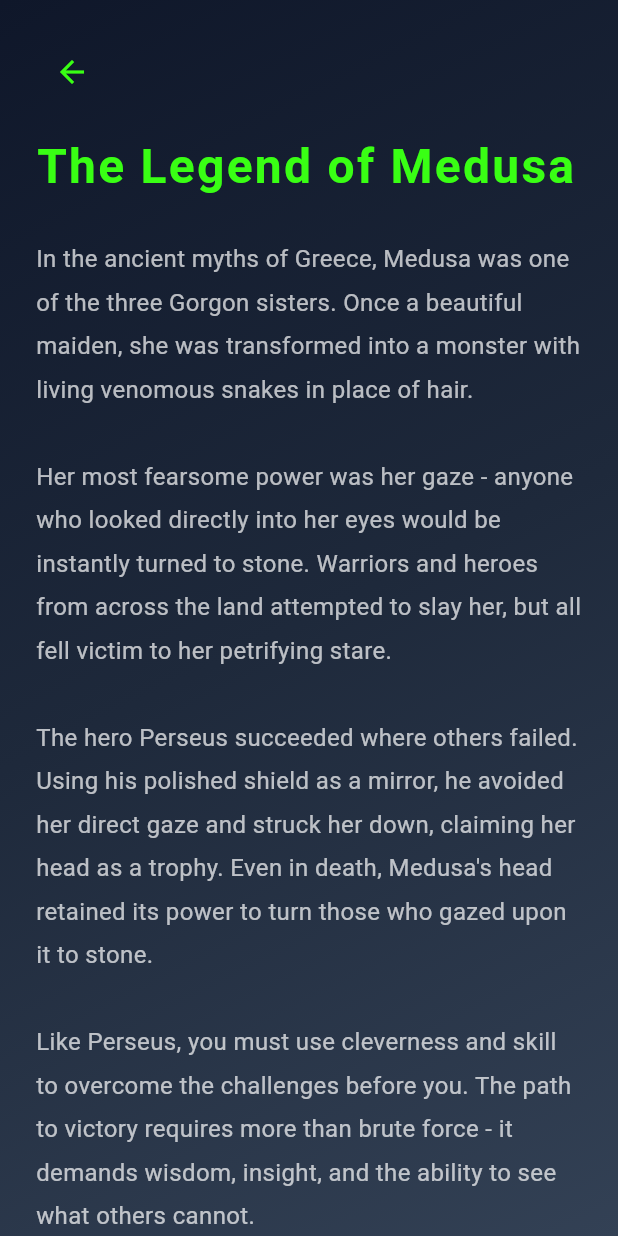
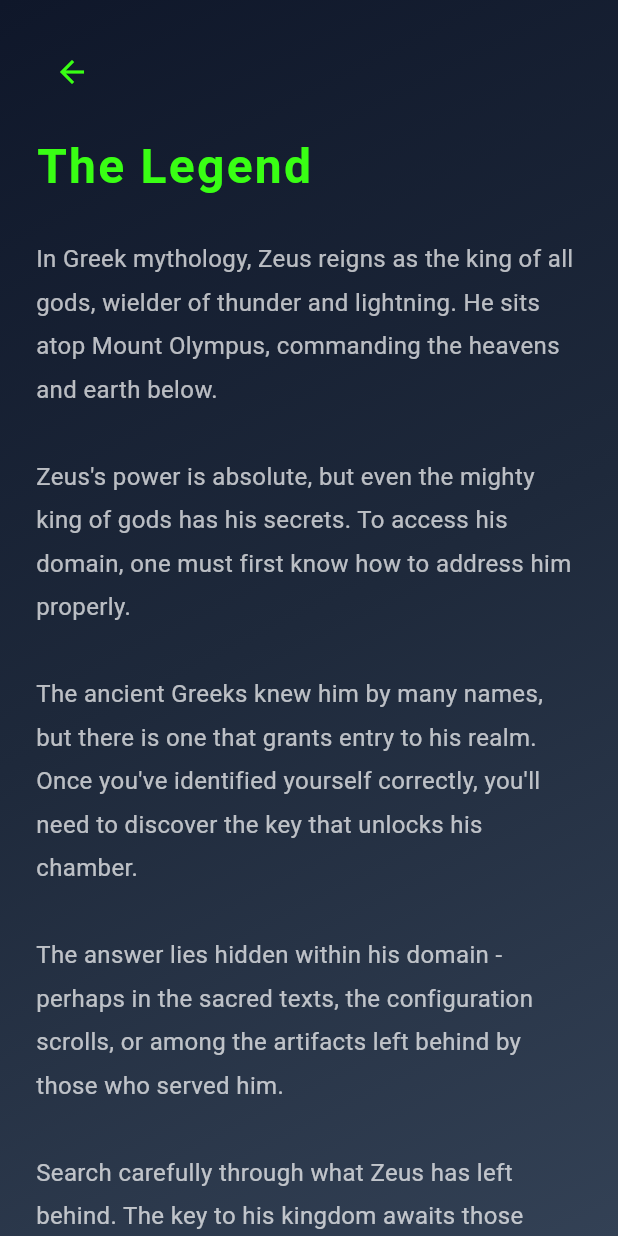
Before and after one commit to kavix/perseus, a Flutter app: the StoryPage screen opened directly, on a phone screen of 412 x 824 dp. Run offline on Flutter 3.47's test engine with Material 3 defaults, Android fonts, the phone set to English and light mode, and no system bars; our stand-ins replace sqflite; accounts and stored records are empty.

Commit message:
Update main.dart

```diff
--- a/lib/main.dart
+++ b/lib/main.dart
@@ -680,7 +680,7 @@ class StoryPage extends StatelessWidget {
 
                 // Title
                 const Text(
-                  'The Legend of Medusa',
+                  'The Legend',
                   style: TextStyle(
                     fontSize: 32,
                     fontWeight: FontWeight.bold,
@@ -693,20 +693,17 @@ class StoryPage extends StatelessWidget {
 
                 // Story content
                 const Text(
-                  'In the ancient myths of Greece, Medusa was one of the three Gorgon sisters. '
-                  'Once a beautiful maiden, she was transformed into a monster with living venomous '
-                  'snakes in place of hair.\n\n'
-                  'Her most fearsome power was her gaze - anyone who looked directly into her eyes '
-                  'would be instantly turned to stone. Warriors and heroes from across the land '
-                  'attempted to slay her, but all fell victim to her petrifying stare.\n\n'
-                  'The hero Perseus succeeded where others failed. Using his polished shield as a '
-                  'mirror, he avoided her direct gaze and struck her down, claiming her head as a '
-                  'trophy. Even in death, Medusa\'s head retained its power to turn those who gazed '
-                  'upon it to stone.\n\n'
-                  'Like Perseus, you must use cleverness and skill to overcome the challenges before '
-                  'you. The path to victory requires more than brute force - it demands wisdom, '
-                  'insight, and the ability to see what others cannot.\n\n'
-                  'Will you prove yourself worthy of passing the Gorgon\'s test?',
+                  'In Greek mythology, Zeus reigns as the king of all gods, wielder of thunder and lightning. '
+                  'He sits atop Mount Olympus, commanding the heavens and earth below.\n\n'
+                  'Zeus\'s power is absolute, but even the mighty king of gods has his secrets. '
+                  'To access his domain, one must first know how to address him properly.\n\n'
+                  'The ancient Greeks knew him by many names, but there is one that grants entry to his realm. '
+                  'Once you\'ve identified yourself correctly, you\'ll need to discover the key that unlocks his chamber.\n\n'
+                  'The answer lies hidden within his domain - perhaps in the sacred texts, the configuration scrolls, '
+                  'or among the artifacts left behind by those who served him.\n\n'
+                  'Search carefully through what Zeus has left behind. The key to his kingdom awaits those '
+                  'clever enough to look in the right places.\n\n'
+                  'Can you gain access to the throne of Olympus?',
                   style: TextStyle(
                     fontSize: 16,
                     color: Colors.white70,
@@ -724,7 +721,7 @@ class StoryPage extends StatelessWidget {
                       borderRadius: BorderRadius.circular(8),
                     ),
                     child: const Text(
-                      'MEDUSA CTF 2.0\nAndroid Exploitation Challenge\nby kavix',
+                      'MEDUSA 2.0\n',
                       style: TextStyle(
                         fontSize: 14,
                         color: Color(0xFF39FF14),
```
